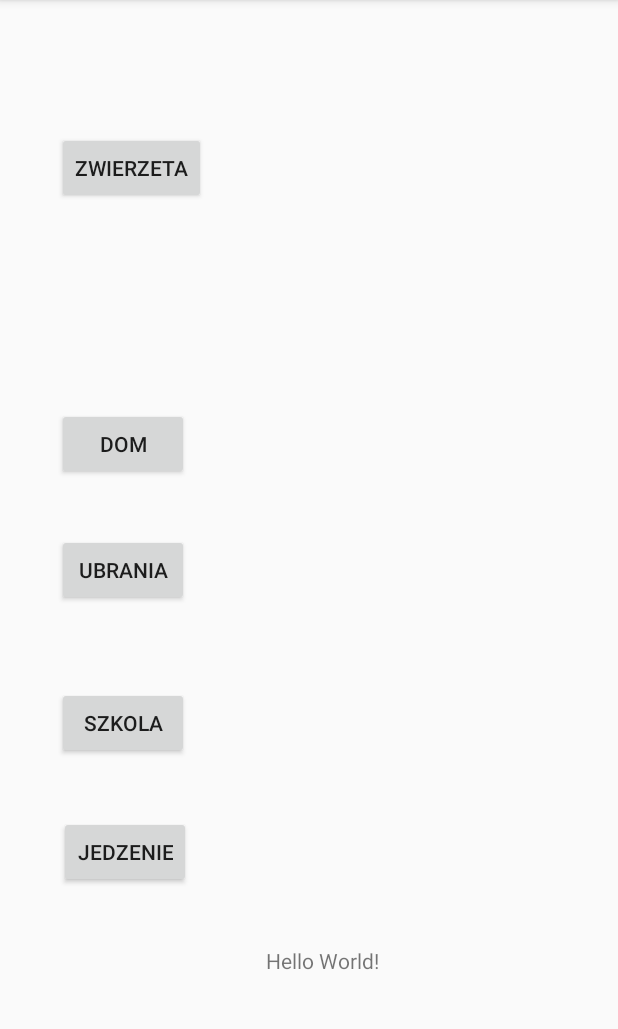
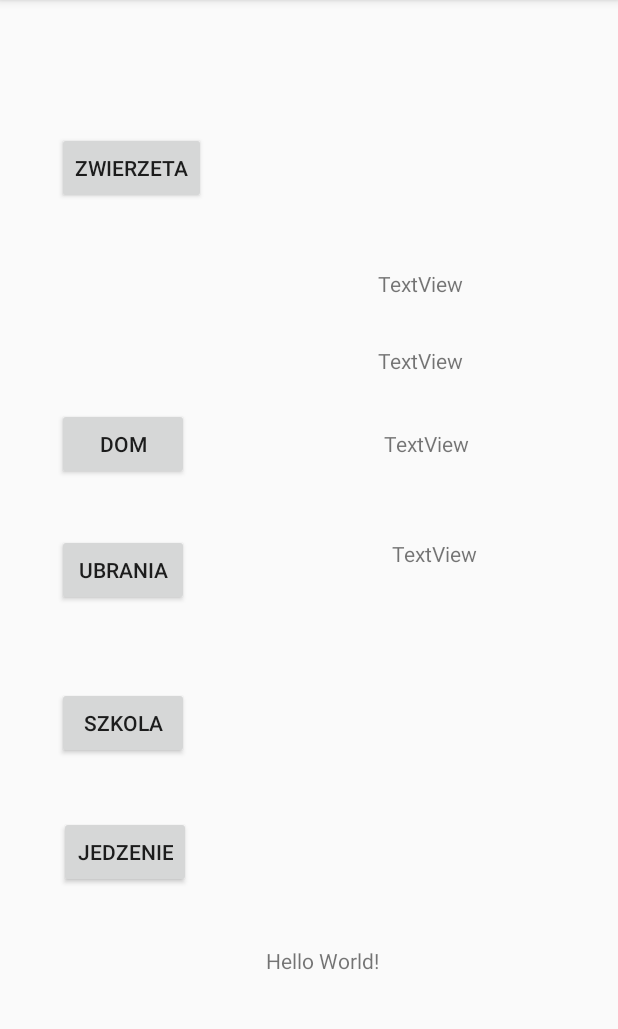
Before and after one commit to Borczyslaw/Educational_Game, an Android app: the screen it shows after launch (MainActivity), on a phone screen of 412 x 824 dp, the part 84-1113 px from its top. Run offline under Robolectric (Android 15) with nearby library versions, the phone set to English and light mode, and no system bars.

Commit message:
Dodanie działającej funkcjonalności losowania nazw obrazków

```diff
--- a/app/src/main/java/edu/psmw/projekt/ImageReader.kt
+++ b/app/src/main/java/edu/psmw/projekt/ImageReader.kt
@@ -14,17 +14,17 @@ class ImageReader {
         return file
     }
 
-    fun RandImage(fileName: String, array: Array<StringBuilder>): String
+    fun RandImage(good_word: String, array: Array<String>): String
     {
         val rand = Random()
         var x: Int = rand.nextInt(30)
         while(true)
-            if(array[x].equals(fileName)) {
+            if(array[x].equals(good_word)) {
                 x = rand.nextInt(30)
             }else {
                 break
             }
-        return array[x].toString()
+        return array[x]
     }
 
     fun formatName(fileName: String): String
--- a/app/src/main/java/edu/psmw/projekt/Words.kt
+++ b/app/src/main/java/edu/psmw/projekt/Words.kt
@@ -36,6 +36,7 @@ class Words {
         val x: Int = rand.nextInt(30)
         return array[x]
 
+
     }
 
 }
--- a/app/src/main/res/layout/activity_main.xml
+++ b/app/src/main/res/layout/activity_main.xml
@@ -96,4 +96,48 @@
         app:layout_constraintStart_toStartOf="parent"
         app:layout_constraintTop_toBottomOf="@+id/btn_dom" />
 
+    <TextView
+        android:id="@+id/textView1"
+        android:layout_width="wrap_content"
+        android:layout_height="wrap_content"
+        android:layout_marginStart="250dp"
+        android:layout_marginTop="179dp"
+        android:layout_marginEnd="102dp"
+        android:layout_marginBottom="32dp"
+        android:text="TextView"
+        app:layout_constraintBottom_toTopOf="@+id/textView2"
+        app:layout_constraintEnd_toEndOf="parent"
+        app:layout_constraintStart_toStartOf="parent"
+        app:layout_constraintTop_toTopOf="parent" />
+
+    <TextView
+        android:id="@+id/textView2"
+        android:layout_width="wrap_content"
+        android:layout_height="wrap_content"
+        android:layout_marginStart="252dp"
+        android:layout_marginTop="32dp"
+        android:text="TextView"
+        app:layout_constraintStart_toStartOf="parent"
+        app:layout_constraintTop_toBottomOf="@+id/textView1" />
+
+    <TextView
+        android:id="@+id/textView3"
+        android:layout_width="wrap_content"
+        android:layout_height="wrap_content"
+        android:layout_marginTop="36dp"
+        android:layout_marginEnd="99dp"
+        android:text="TextView"
+        app:layout_constraintEnd_toEndOf="parent"
+        app:layout_constraintTop_toBottomOf="@+id/textView2" />
+
+    <TextView
+        android:id="@+id/textView4"
+        android:layout_width="wrap_content"
+        android:layout_height="wrap_content"
+        android:layout_marginEnd="94dp"
+        android:layout_marginBottom="252dp"
+        android:text="TextView"
+        app:layout_constraintBottom_toTopOf="@+id/label1"
+        app:layout_constraintEnd_toEndOf="parent" />
+
 </androidx.constraintlayout.widget.ConstraintLayout>
```
Also changed, not shown: app/src/main/java/edu/psmw/projekt/MainActivity.kt (+18 -2 lines).
